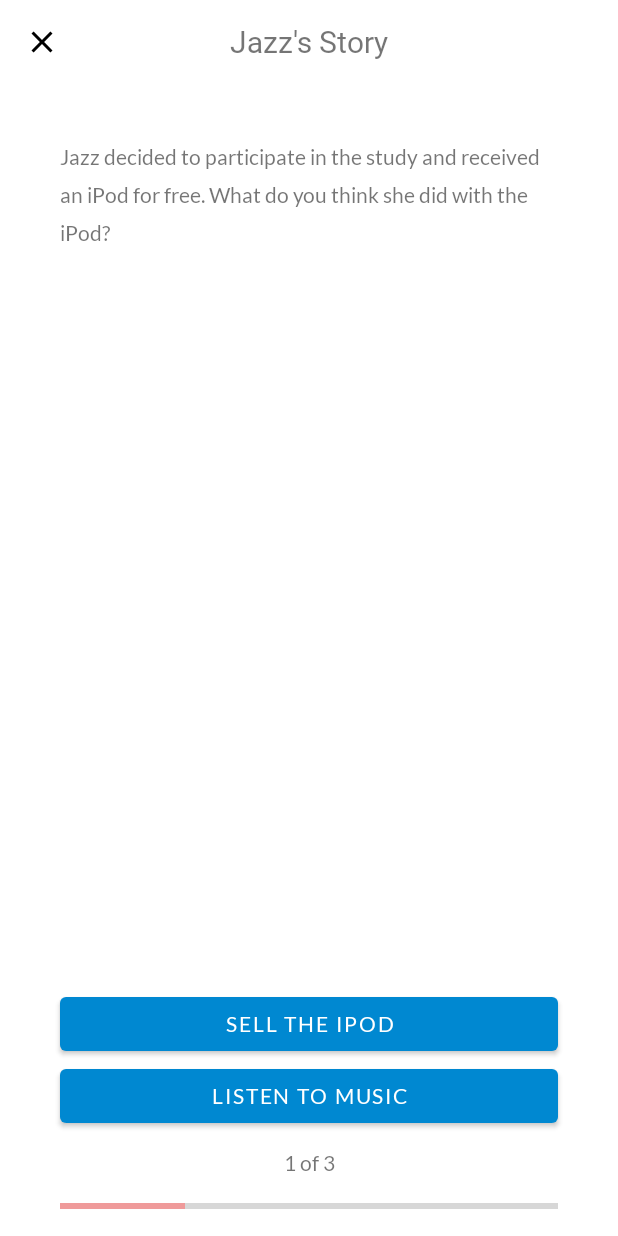
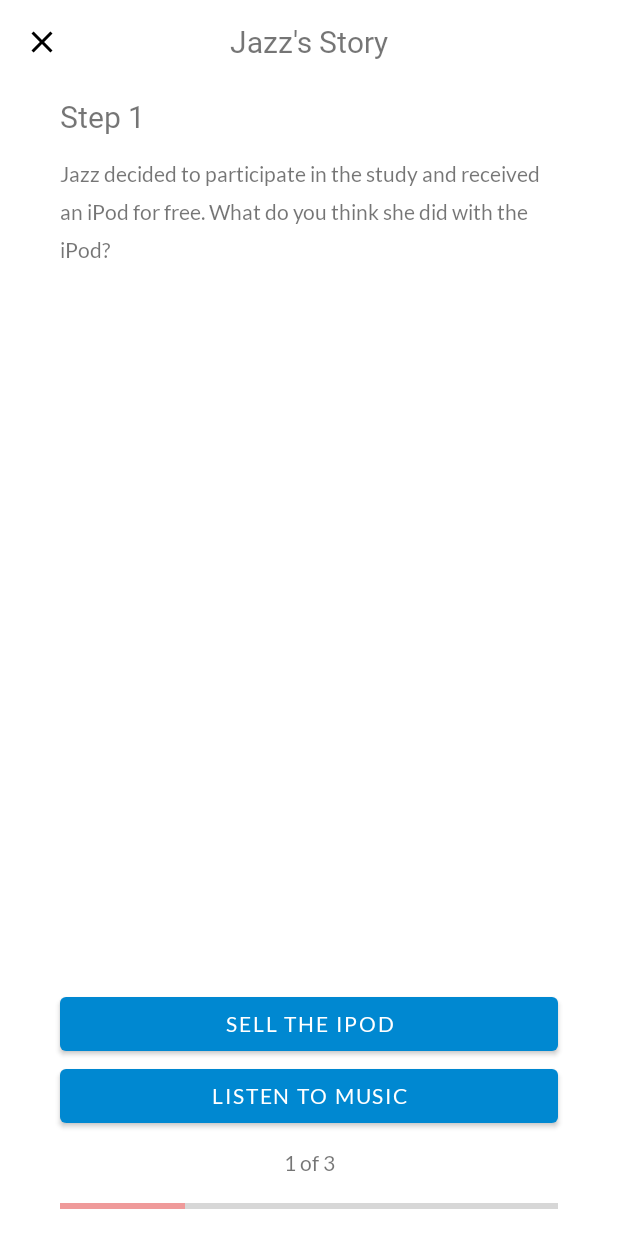
Before and after one commit to Jimmt/Homeless-Stories, an Android app: the fragment StoriesFragment placed in its activity, after a tap on "READ", on a phone screen of 412 x 824 dp. Run offline under Robolectric (Android 15) with nearby library versions, the phone set to English and light mode, and no system bars; libraries missing offline, so code that uses them is left out: me.zhanghai.android, net.cachapa.expandablelayout; plain views replace MaterialProgressBar; Roboto replaces fonts that are not available here; 4 statements that could not run were skipped.

Commit message:
collapse cards by default, add header text to story decision screens

```diff
--- a/app/src/main/java/com/team7/homelessstories/StoryFragment.java
+++ b/app/src/main/java/com/team7/homelessstories/StoryFragment.java
@@ -34,7 +34,7 @@ public class StoryFragment extends Fragment {
 
     private ViewGroup container;
     private ImageView storyImage;
-    private TextView text;
+    private TextView headerText, text;
     private LinearLayout buttonContainer;
 
     private FragmentInteractionListener listener;
@@ -101,6 +101,7 @@ public class StoryFragment extends Fragment {
         View view = inflater.inflate(R.layout.fragment_story, container, false);
 
 //        storyImage = view.findViewById(R.id.story_image);
+        headerText = view.findViewById(R.id.decision_header_text);
         text = view.findViewById(R.id.decision_text);
         buttonContainer = view.findViewById(R.id.button_container);
         // Remove buttons put there for UI testing in-IDE.
@@ -125,6 +126,7 @@ public class StoryFragment extends Fragment {
 
 //        int imageId = getResources().getIdentifier(decision.getImageName(), "drawable", getContext().getPackageName());
 //        storyImage.setImageResource(imageId);
+        headerText.setText("Step " + (decisionIndex + 1));
         text.setText(decision.getDecisionText());
 
         ArrayList<Answer> answers = story.getDecisions().get(decisionIndex).getAnswers();
--- a/app/src/main/res/layout/fragment_story.xml
+++ b/app/src/main/res/layout/fragment_story.xml
@@ -7,6 +7,18 @@
     android:weightSum="100"
     tools:context=".StoryFragment">
 
+    <TextView
+        android:id="@+id/decision_header_text"
+        style="@style/HeaderText"
+        android:layout_width="match_parent"
+        android:layout_height="wrap_content"
+        android:paddingTop="8dp"
+        android:paddingBottom="8dp"
+        android:text="TextView"
+        app:layout_constraintEnd_toStartOf="@+id/scrollView2"
+        app:layout_constraintStart_toStartOf="parent"
+        app:layout_constraintTop_toTopOf="parent" />
+
     <ScrollView
         android:id="@+id/scrollView2"
         android:layout_width="match_parent"
@@ -14,7 +26,7 @@
         android:layout_marginBottom="8dp"
         android:layout_weight="50"
         app:layout_constraintBottom_toTopOf="@+id/button_container"
-        app:layout_constraintTop_toTopOf="parent">
+        app:layout_constraintTop_toBottomOf="@+id/decision_header_text">
 
         <TextView
             android:id="@+id/decision_text"
@@ -22,7 +34,6 @@
             android:layout_width="match_parent"
             android:layout_height="wrap_content"
             android:layout_gravity="top"
-            android:paddingTop="@dimen/story_horizontal_margin"
             android:text="AOWEIFJAWEOIFJAOWIFJAWIOWJFOAIFJWEIFJOFIJWEIOFJAIWFJIOEFJWIOFJAWIOFJA AEFJOAWIEFJAWIO faweOJFI Awoeif aweiFJaeWIOFJaweIOF JAEW"
             tools:layout_editor_absoluteY="231dp" />
     </ScrollView>
--- a/app/src/main/res/layout/story_card.xml
+++ b/app/src/main/res/layout/story_card.xml
@@ -58,7 +58,6 @@
                     android:layout_gravity="left"
                     android:layout_marginBottom="4dp"
                     android:gravity="center"
-                    android:includeFontPadding="false"
                     android:padding="0dp"
                     android:text="Santiago" />
 
@@ -102,7 +101,7 @@
                 android:layout_height="wrap_content"
                 android:layout_gravity="bottom"
                 app:el_duration="500"
-                app:el_expanded="true">
+                app:el_expanded="false">
 
                 <LinearLayout
                     android:layout_width="match_parent"
--- a/app/src/main/res/values/styles.xml
+++ b/app/src/main/res/values/styles.xml
@@ -46,6 +46,7 @@
         <item name="android:paddingTop">16dp</item>
         <item name="android:layout_gravity">center</item>
         <item name="android:fontFamily">@font/noto_serif_jp_bold</item>
+
     </style>
 
     <style name="BigText" parent="android:Widget.TextView">
@@ -56,7 +57,7 @@
         <item name="android:paddingTop">12dp</item>
         <item name="android:layout_gravity">center</item>
         <item name="android:fontFamily">@font/noto_serif_jp_bold</item>
-
+        <item name="android:includeFontPadding">false</item>
     </style>
 
     <style name="TextButton" parent="android:Widget.TextView">
```
